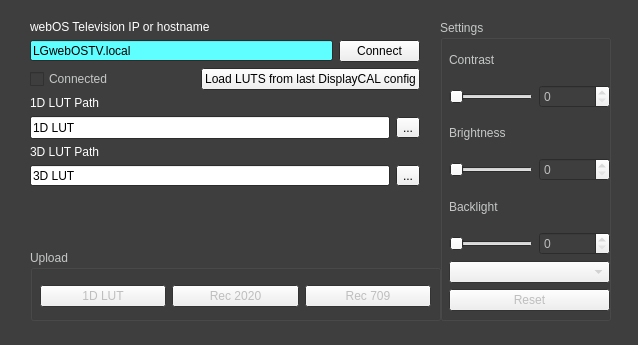
Qt form agfweboscalhelper/form.ui (lucasnegrao/agf.webOSCalibrationHelper) before a commit.
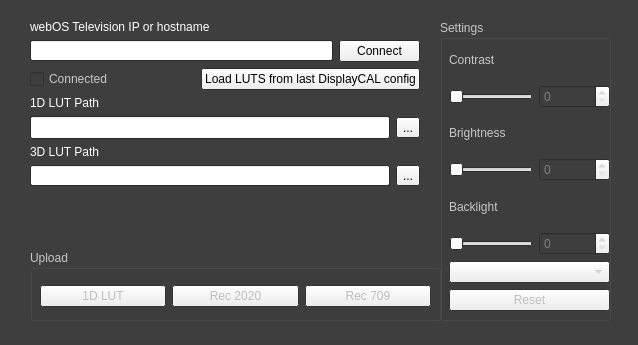
The same form after that commit.

The edit to the form file:
```diff
--- a/agfweboscalhelper/form.ui
+++ b/agfweboscalhelper/form.ui
@@ -46,12 +46,21 @@
        </color>
       </brush>
      </colorrole>
+     <colorrole role="Text">
+      <brush brushstyle="SolidPattern">
+       <color alpha="255">
+        <red>255</red>
+        <green>255</green>
+        <blue>255</blue>
+       </color>
+      </brush>
+     </colorrole>
      <colorrole role="Base">
       <brush brushstyle="SolidPattern">
        <color alpha="255">
-        <red>255</red>
-        <green>255</green>
-        <blue>255</blue>
+        <red>0</red>
+        <green>0</green>
+        <blue>0</blue>
        </color>
       </brush>
      </colorrole>
@@ -64,6 +73,15 @@
        </color>
       </brush>
      </colorrole>
+     <colorrole role="PlaceholderText">
+      <brush brushstyle="SolidPattern">
+       <color alpha="128">
+        <red>255</red>
+        <green>255</green>
+        <blue>255</blue>
+       </color>
+      </brush>
+     </colorrole>
     </active>
     <inactive>
      <colorrole role="WindowText">
@@ -75,12 +93,21 @@
        </color>
       </brush>
      </colorrole>
+     <colorrole role="Text">
+      <brush brushstyle="SolidPattern">
+       <color alpha="255">
+        <red>255</red>
+        <green>255</green>
+        <blue>255</blue>
+       </color>
+      </brush>
+     </colorrole>
      <colorrole role="Base">
       <brush brushstyle="SolidPattern">
        <color alpha="255">
-        <red>255</red>
-        <green>255</green>
-        <blue>255</blue>
+        <red>0</red>
+        <green>0</green>
+        <blue>0</blue>
        </color>
       </brush>
      </colorrole>
@@ -93,6 +120,15 @@
        </color>
       </brush>
      </colorrole>
+     <colorrole role="PlaceholderText">
+      <brush brushstyle="SolidPattern">
+       <color alpha="128">
+        <red>255</red>
+        <green>255</green>
+        <blue>255</blue>
+       </color>
+      </brush>
+     </colorrole>
     </inactive>
     <disabled>
      <colorrole role="WindowText">
@@ -104,6 +140,15 @@
        </color>
       </brush>
      </colorrole>
+     <colorrole role="Text">
+      <brush brushstyle="SolidPattern">
+       <color alpha="255">
+        <red>128</red>
+        <green>128</green>
+        <blue>128</blue>
+       </color>
+      </brush>
+     </colorrole>
      <colorrole role="Base">
       <brush brushstyle="SolidPattern">
        <color alpha="255">
@@ -122,6 +167,15 @@
        </color>
       </brush>
      </colorrole>
+     <colorrole role="PlaceholderText">
+      <brush brushstyle="SolidPattern">
+       <color alpha="128">
+        <red>0</red>
+        <green>0</green>
+        <blue>0</blue>
+       </color>
+      </brush>
+     </colorrole>
     </disabled>
    </palette>
   </property>
@@ -291,151 +345,6 @@
               <height>21</height>
              </size>
             </property>
-            <property name="palette">
-             <palette>
-              <active>
-               <colorrole role="WindowText">
-                <brush brushstyle="SolidPattern">
-                 <color alpha="255">
-                  <red>255</red>
-                  <green>255</green>
-                  <blue>255</blue>
-                 </color>
-                </brush>
-               </colorrole>
-               <colorrole role="BrightText">
-                <brush brushstyle="SolidPattern">
-                 <color alpha="255">
-                  <red>0</red>
-                  <green>0</green>
-                  <blue>0</blue>
-                 </color>
-                </brush>
-               </colorrole>
-               <colorrole role="Base">
-                <brush brushstyle="SolidPattern">
-                 <color alpha="255">
-                  <red>96</red>
-                  <green>255</green>
-                  <blue>255</blue>
-                 </color>
-                </brush>
-               </colorrole>
-               <colorrole role="AlternateBase">
-                <brush brushstyle="SolidPattern">
-                 <color alpha="255">
-                  <red>245</red>
-                  <green>98</green>
-                  <blue>245</blue>
-                 </color>
-                </brush>
-               </colorrole>
-               <colorrole role="PlaceholderText">
-                <brush brushstyle="SolidPattern">
-                 <color alpha="128">
-                  <red>0</red>
-                  <green>0</green>
-                  <blue>0</blue>
-                 </color>
-                </brush>
-               </colorrole>
-              </active>
-              <inactive>
-               <colorrole role="WindowText">
-                <brush brushstyle="SolidPattern">
-                 <color alpha="255">
-                  <red>255</red>
-                  <green>255</green>
-                  <blue>255</blue>
-                 </color>
-                </brush>
-               </colorrole>
-               <colorrole role="BrightText">
-                <brush brushstyle="SolidPattern">
-                 <color alpha="255">
-                  <red>0</red>
-                  <green>0</green>
-                  <blue>0</blue>
-                 </color>
-                </brush>
-               </colorrole>
-               <colorrole role="Base">
-                <brush brushstyle="SolidPattern">
-                 <color alpha="255">
-                  <red>96</red>
-                  <green>255</green>
-                  <blue>255</blue>
-                 </color>
-                </brush>
-               </colorrole>
-               <colorrole role="AlternateBase">
-                <brush brushstyle="SolidPattern">
-                 <color alpha="255">
-                  <red>245</red>
-                  <green>98</green>
-                  <blue>245</blue>
-                 </color>
-                </brush>
-               </colorrole>
-               <colorrole role="PlaceholderText">
-                <brush brushstyle="SolidPattern">
-                 <color alpha="128">
-                  <red>0</red>
-                  <green>0</green>
-                  <blue>0</blue>
-                 </color>
-                </brush>
-               </colorrole>
-              </inactive>
-              <disabled>
-               <colorrole role="WindowText">
-                <brush brushstyle="SolidPattern">
-                 <color alpha="255">
-                  <red>198</red>
-                  <green>200</green>
-                  <blue>200</blue>
-                 </color>
-                </brush>
-               </colorrole>
-               <colorrole role="BrightText">
-                <brush brushstyle="SolidPattern">
-                 <color alpha="255">
-                  <red>0</red>
-                  <green>0</green>
-                  <blue>0</blue>
-                 </color>
-                </brush>
-               </colorrole>
-               <colorrole role="Base">
-                <brush brushstyle="SolidPattern">
-                 <color alpha="255">
-                  <red>62</red>
-                  <green>62</green>
-                  <blue>62</blue>
-                 </color>
-                </brush>
-               </colorrole>
-               <colorrole role="AlternateBase">
-                <brush brushstyle="SolidPattern">
-                 <color alpha="255">
-                  <red>245</red>
-                  <green>98</green>
-                  <blue>245</blue>
-                 </color>
-                </brush>
-               </colorrole>
-               <colorrole role="PlaceholderText">
-                <brush brushstyle="SolidPattern">
-                 <color alpha="128">
-                  <red>0</red>
-                  <green>0</green>
-                  <blue>0</blue>
-                 </color>
-                </brush>
-               </colorrole>
-              </disabled>
-             </palette>
-            </property>
             <property name="autoFillBackground">
              <bool>false</bool>
             </property>
```
